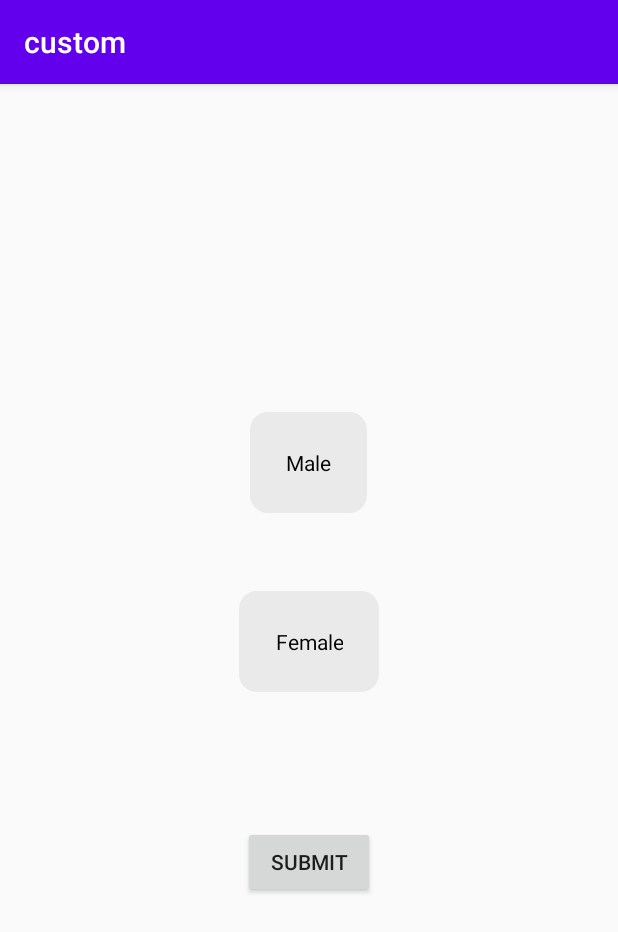
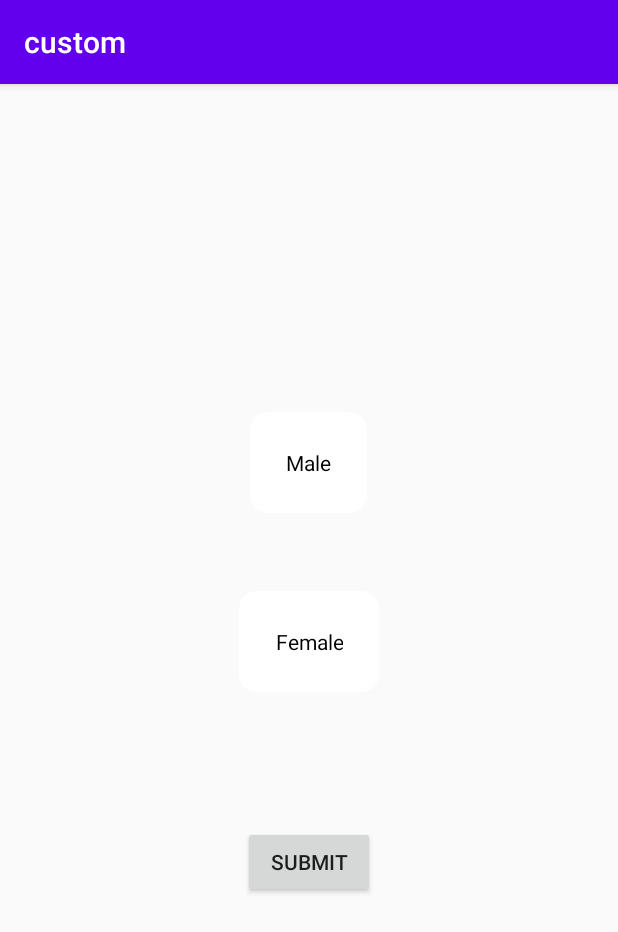
Before and after one commit to SachinSingh812/CustomWidgets, an Android app: the CustomRadioButtonActivity screen opened directly, with no data from a screen before it, on a phone screen of 412 x 824 dp. Shown: the top 932 px of the screen. Run offline under Robolectric (Android 15) with nearby library versions, the phone set to English and light mode, and no system bars.

```diff
--- a/app/src/main/res/values/colors.xml
+++ b/app/src/main/res/values/colors.xml
@@ -5,5 +5,5 @@
     <color name="colorAccent">#03DAC5</color>
 
     <color name="selected_background">#EAEAEB</color>
-    <color name="unSelected_background">#EAEAEB</color>
+    <color name="unSelected_background">#FFFFFF</color>
 </resources>
```
